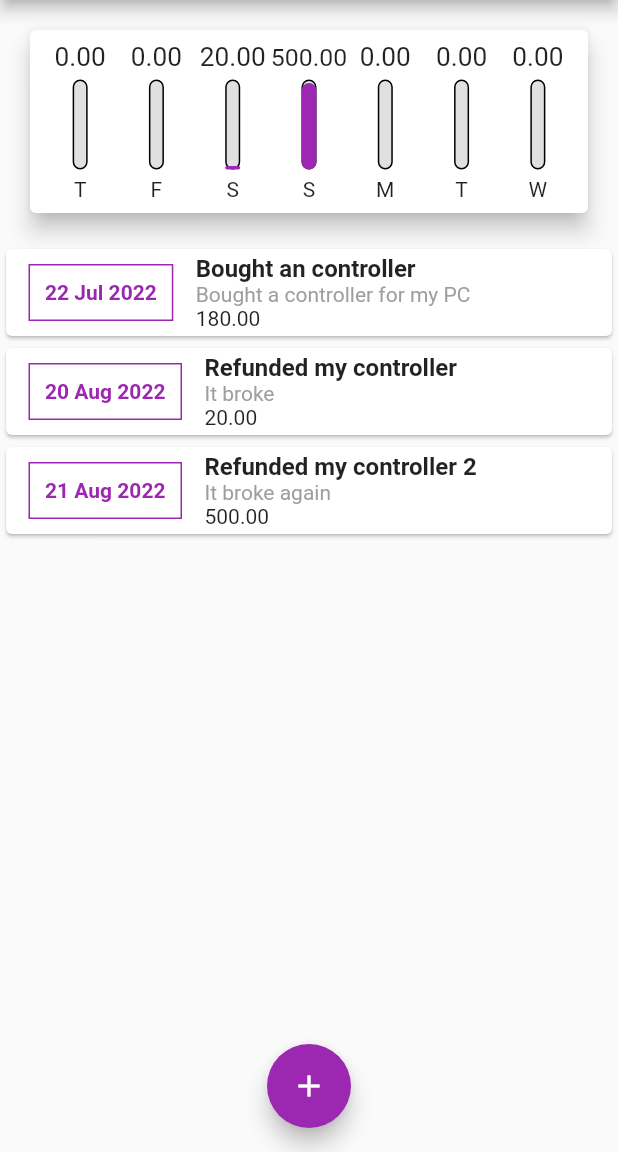
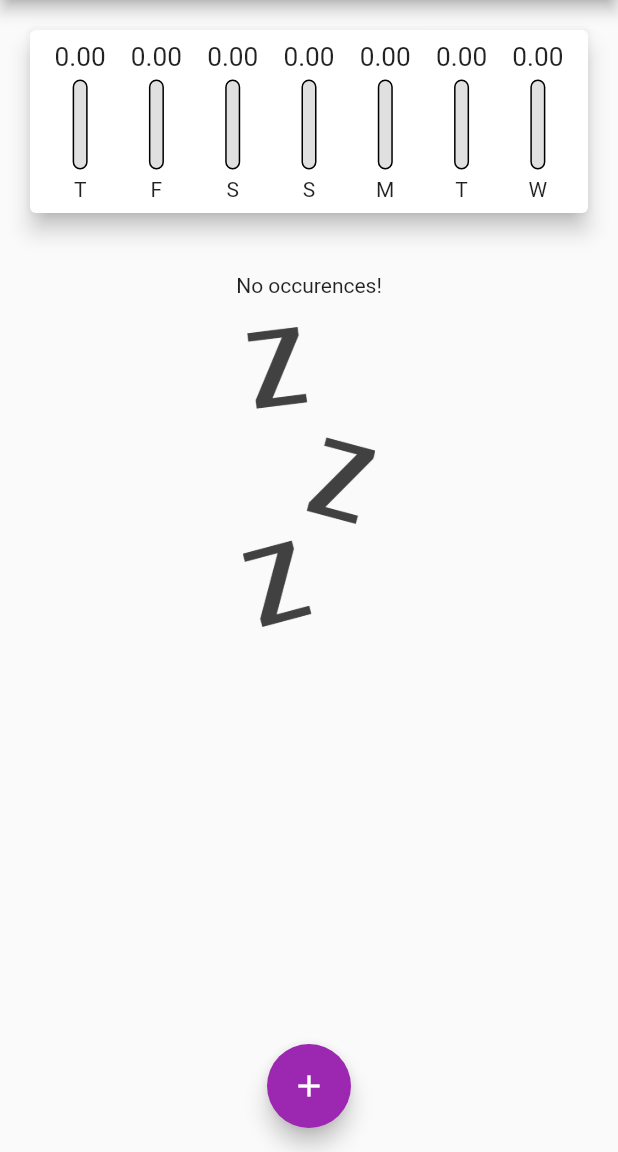
Before and after one commit to Adrianzctpa/Occurence-Manager, a Flutter app: the screen it shows after launch, on a phone screen of 412 x 824 dp, the part 84-1236 px from its top. Run offline on Flutter 3.47's test engine with Material 2 defaults, Android fonts, the phone set to English and light mode, and no system bars.

Commit message:
remove func added

```diff
--- a/lib/main.dart
+++ b/lib/main.dart
@@ -28,29 +28,7 @@ class HomePage extends StatefulWidget {
 }
 
 class _HomePageState extends State<HomePage> {
-  final List<Occurence> _occurences = [
-    Occurence(
-      id: 1,
-      title: 'Bought an controller',
-      value: 180.00,
-      text: 'Bought a controller for my PC',
-      date: DateTime.now().subtract(const Duration(days: 33))
-    ),
-    Occurence(
-      id: 2,
-      title: 'Refunded my controller',
-      value: 20.00,
-      text: 'It broke',
-      date: DateTime.now().subtract(const Duration(days: 4))
-    ),
-    Occurence(
-      id: 3,
-      title: 'Refunded my controller 2',
-      value: 500.00,
-      text: 'It broke again',
-      date: DateTime.now().subtract(const Duration(days: 3))
-    ),
-  ];
+  final List<Occurence> _occurences = [];
 
   List<Occurence> get _recentOccurences {
     return _occurences.where((occ) {
@@ -75,6 +53,14 @@ class _HomePageState extends State<HomePage> {
     });
 
     Navigator.pop(context);
+  }
+
+  _removeOccurence(int id) {
+    setState(() {
+      _occurences.removeWhere((oc) {
+        return oc.id == id;
+      });
+    });
   }
 
   void _openOccurenceCreateModal(BuildContext context) {
@@ -105,7 +91,7 @@ class _HomePageState extends State<HomePage> {
         child: Column(
           children: <Widget>[
             OccurenceGraph(recentOccurences: _recentOccurences),
-            OccurenceCard(occurences: _occurences)
+            OccurenceCard(occurences: _occurences, onRemove: _removeOccurence)
           ]
         ),
       ),
--- a/lib/widgets/occurence_card.dart
+++ b/lib/widgets/occurence_card.dart
@@ -3,9 +3,14 @@ import 'package:intl/intl.dart';
 import '../models/occurence.dart';
 
 class OccurenceCard extends StatelessWidget {
-  const OccurenceCard({required this.occurences, super.key});
+  const OccurenceCard({
+    required this.occurences,
+    required this.onRemove,
+    super.key
+  });
 
   final List<Occurence> occurences;
+  final void Function(int id) onRemove;
 
   @override
   Widget build(BuildContext context) {
@@ -34,9 +39,9 @@ class OccurenceCard extends StatelessWidget {
             itemBuilder: (ctx, i) {
               final Occurence oc = occurences[i];
               return Card(
-                child: SizedBox(
-                  width: 500,
-                  child: Row(
+                child: Stack(
+                  children: <Widget>[
+                    Row(
                       children: <Widget>[
                         Container(
                           margin: const EdgeInsets.symmetric(
@@ -74,12 +79,23 @@ class OccurenceCard extends StatelessWidget {
                                   color: Colors.grey
                                 )
                               ),
-                            Text(oc.value!.toStringAsFixed(2))
+                              Text(oc.value!.toStringAsFixed(2)),
                             ]
                           ),
+                        ),
+                      ]
+                    ),
+                    Align(
+                      alignment: Alignment.centerRight,
+                      child: IconButton(
+                        color: Colors.red,
+                        onPressed: () {
+                          onRemove(oc.id);
+                        },
+                        icon: const Icon(Icons.delete)
+                      )
                     )
                   ]
-                  ),
                 ),
               );
             }
--- a/lib/widgets/occurence_graph.dart
+++ b/lib/widgets/occurence_graph.dart
@@ -55,7 +55,7 @@ class OccurenceGraph extends StatelessWidget {
               child: GraphBar(
                 day: occ['day'] as String,
                 value: occ['value'] as double,
-                percentage: (occ['value'] as double) / _weekTotalValue,
+                percentage: _weekTotalValue == 0 ? 0 : (occ['value'] as double) / _weekTotalValue,
               ),
             );
           }).toList(),
```
Lines whose indentation alone changed are shown as unchanged.
